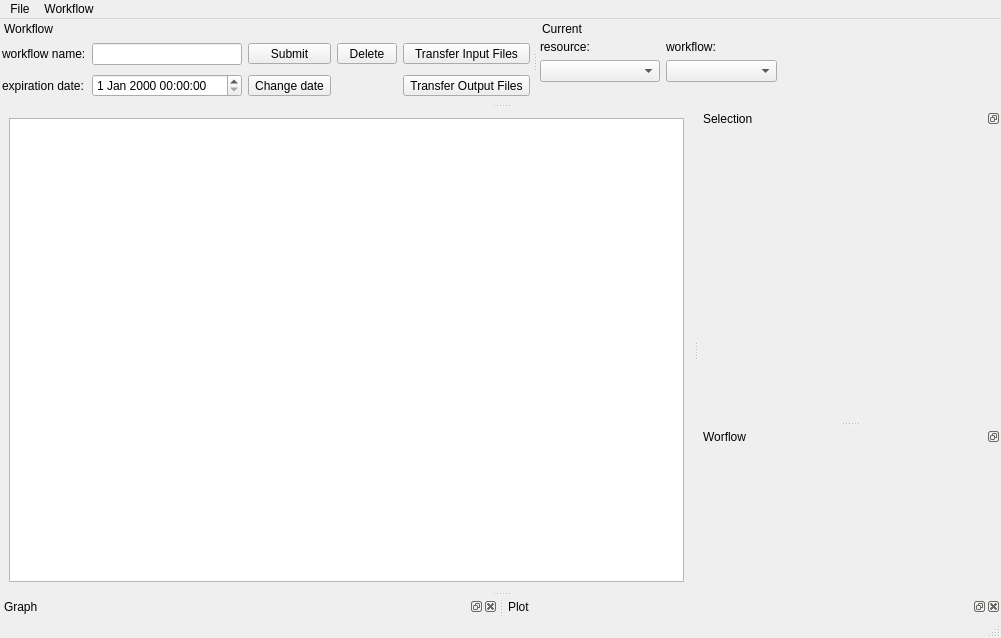
Old version of the form python/soma/jobs/gui/WorkflowMainWindow.ui in the repository populse/soma-workflow.
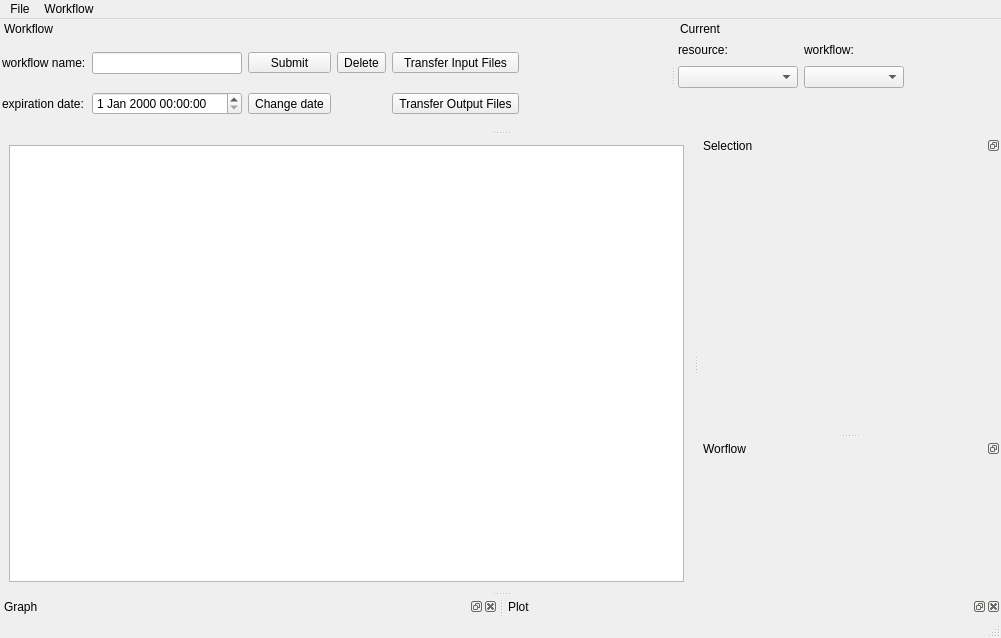
New version of the form.

```diff
--- a/python/soma/jobs/gui/WorkflowMainWindow.ui
+++ b/python/soma/jobs/gui/WorkflowMainWindow.ui
@@ -75,12 +75,6 @@
      <verstretch>0</verstretch>
     </sizepolicy>
    </property>
-   <property name="maximumSize">
-    <size>
-     <width>532</width>
-     <height>84</height>
-    </size>
-   </property>
    <property name="features">
     <set>QDockWidget::DockWidgetMovable</set>
    </property>
@@ -229,16 +223,23 @@
        </property>
       </widget>
      </item>
+     <item row="2" column="5">
+      <spacer name="horizontalSpacer">
+       <property name="orientation">
+        <enum>Qt::Horizontal</enum>
+       </property>
+       <property name="sizeHint" stdset="0">
+        <size>
+         <width>40</width>
+         <height>20</height>
+        </size>
+       </property>
+      </spacer>
+     </item>
     </layout>
    </widget>
   </widget>
   <widget class="QDockWidget" name="dock_submitted_wfs">
-   <property name="maximumSize">
-    <size>
-     <width>241</width>
-     <height>84</height>
-    </size>
-   </property>
    <property name="features">
     <set>QDockWidget::NoDockWidgetFeatures</set>
    </property>
@@ -303,6 +304,19 @@
        </property>
       </widget>
      </item>
+     <item row="0" column="2">
+      <spacer name="horizontalSpacer_2">
+       <property name="orientation">
+        <enum>Qt::Horizontal</enum>
+       </property>
+       <property name="sizeHint" stdset="0">
+        <size>
+         <width>40</width>
+         <height>20</height>
+        </size>
+       </property>
+      </spacer>
+     </item>
     </layout>
    </widget>
   </widget>
@@ -310,7 +324,7 @@
    <property name="minimumSize">
     <size>
      <width>302</width>
-     <height>36</height>
+     <height>37</height>
     </size>
    </property>
    <property name="features">
```
Left out of the diff: 5 changed lines with no effect on the pictures.
